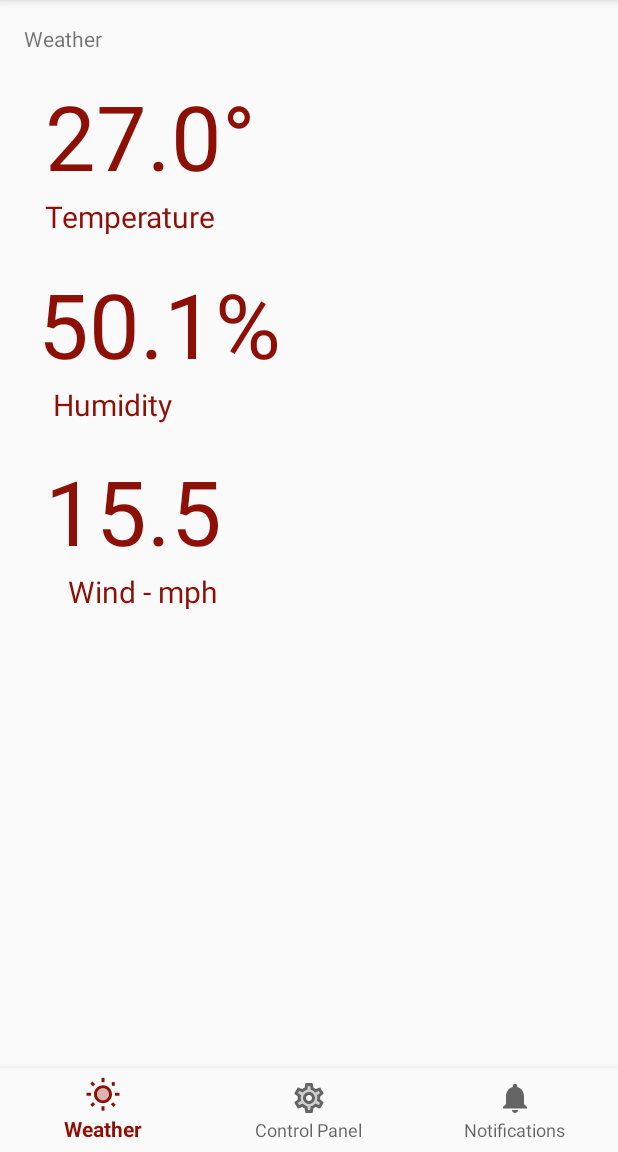
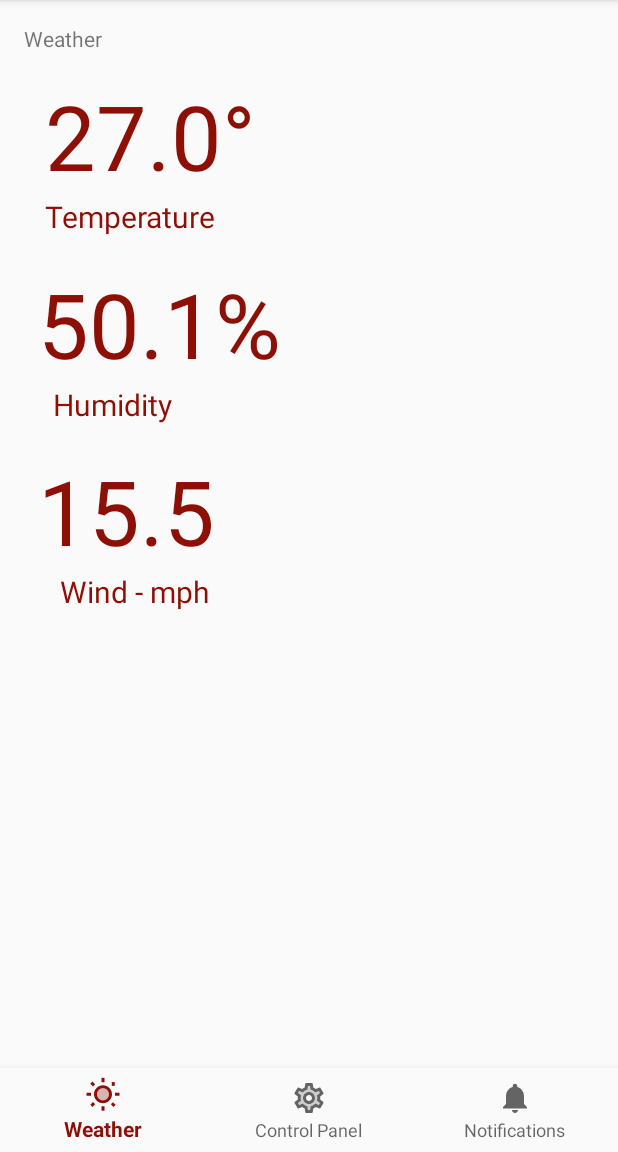
Before and after one commit to JamesHarley/BTWeatherStation, an Android app: the screen it shows after launch (MainActivity), on a phone screen of 412 x 824 dp, the part 84-1236 px from its top. Run offline under Robolectric (Android 15) with nearby library versions, the phone set to English and light mode, and no system bars.

Commit message:
fixed margin weatherpanel

```diff
--- a/app/src/main/res/layout/weather_wind.xml
+++ b/app/src/main/res/layout/weather_wind.xml
@@ -13,7 +13,7 @@
             android:layout_height="wrap_content"
             android:textColor="@color/colorPrimary"
             android:layout_marginTop="300dp"
-            android:layout_marginLeft="30dp"
+            android:layout_marginLeft="25dp"
             android:textSize="60sp" />
         <TextView
             android:id="@+id/windTitle"
@@ -22,7 +22,7 @@
             android:textColor="@color/colorPrimary"
             android:text="@string/title_wind"
             android:layout_below="@+id/wind"
-            android:layout_marginLeft="45dp"
+            android:layout_marginLeft="40dp"
             android:textSize="20sp" />
 
     </RelativeLayout>
```
